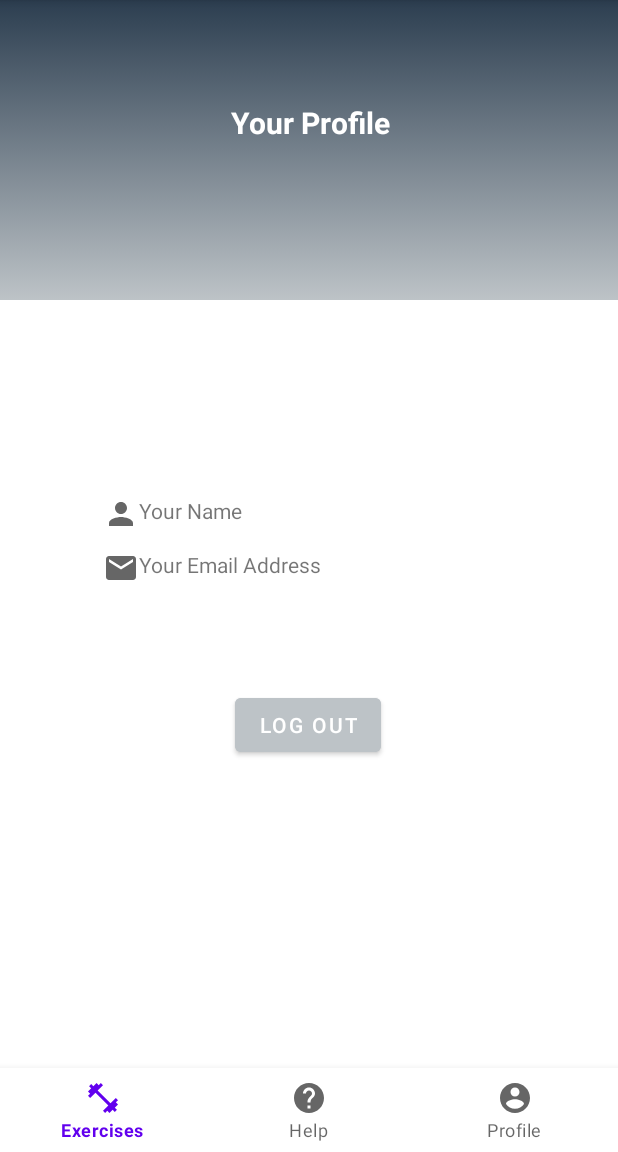
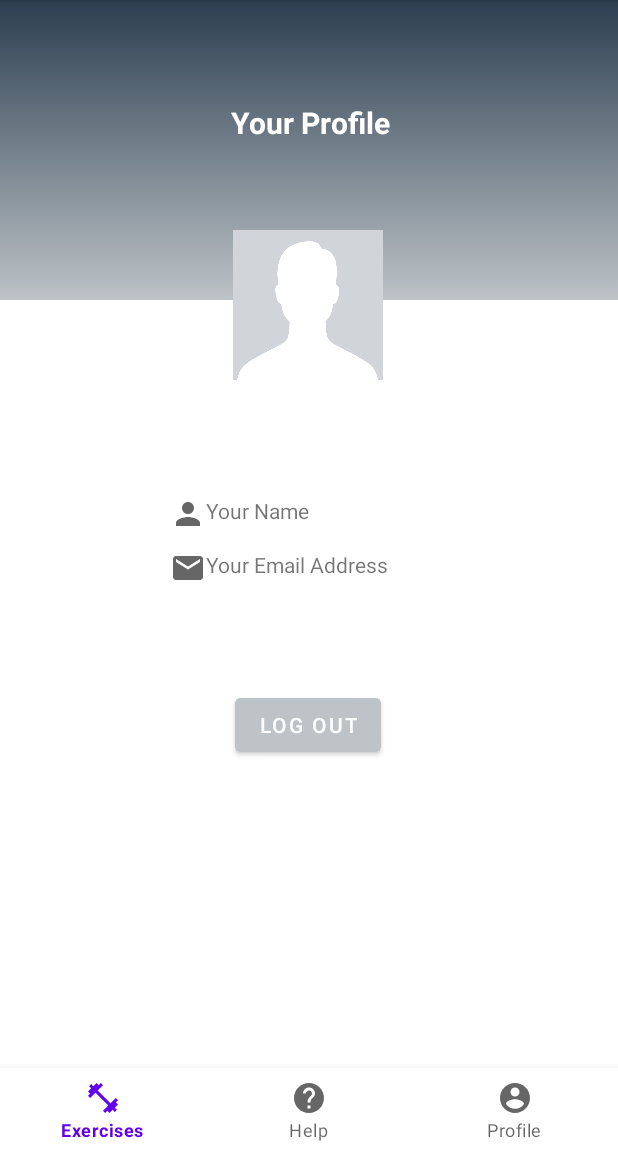
Before and after one commit to navneetsingh6122/MobileAppFinalProject, an Android app: the fragment ProfileFragment placed in its activity, on a phone screen of 412 x 824 dp, the part 84-1236 px from its top. Run offline under Robolectric (Android 15) with nearby library versions, the phone set to English and light mode, and no system bars; our stand-ins replace Firebase (no records; nobody signed in at launch, a user with empty details on screens opened directly).

Commit message:
Fix user profile not showing error

```diff
--- a/app/src/main/res/layout/fragment_profile.xml
+++ b/app/src/main/res/layout/fragment_profile.xml
@@ -35,23 +35,12 @@
             app:layout_constraintStart_toStartOf="parent"
             app:layout_constraintTop_toTopOf="parent"
             app:layout_constraintVertical_bias="0.0" />
+
     </androidx.constraintlayout.widget.ConstraintLayout>
 
-    <ImageView
-        android:id="@+id/user_imageView"
-        android:layout_width="100sp"
-        android:layout_height="100sp"
-        android:contentDescription="@string/userpicture"
-        app:layout_constraintBottom_toBottomOf="parent"
-        app:layout_constraintEnd_toEndOf="parent"
-        app:layout_constraintHorizontal_bias="0.498"
-        app:layout_constraintStart_toStartOf="parent"
-        app:layout_constraintTop_toTopOf="parent"
-        app:layout_constraintVertical_bias="0.235"
-        tools:srcCompat="@tools:sample/avatars" />
-
     <androidx.constraintlayout.widget.ConstraintLayout
-        android:layout_width="289dp"
+        android:id="@+id/constraintLayout2"
+        android:layout_width="200dp"
         android:layout_height="289dp"
         android:layout_marginTop="150dp"
         app:layout_constraintBottom_toBottomOf="parent"
@@ -118,4 +107,18 @@
             app:layout_constraintTop_toBottomOf="@+id/linearLayout1" />
     </androidx.constraintlayout.widget.ConstraintLayout>
 
+    <ImageView
+        android:id="@+id/user_imageView"
+        android:layout_width="100sp"
+        android:layout_height="100sp"
+        android:background="@drawable/profile"
+        android:contentDescription="@string/userpicture"
+        android:visibility="visible"
+        app:layout_constraintBottom_toBottomOf="parent"
+        app:layout_constraintEnd_toEndOf="parent"
+        app:layout_constraintHorizontal_bias="0.498"
+        app:layout_constraintStart_toStartOf="parent"
+        app:layout_constraintTop_toTopOf="@+id/constraintLayout"
+        app:layout_constraintVertical_bias="0.25" />
+
 </androidx.constraintlayout.widget.ConstraintLayout>
```
Also changed, not shown: app/src/main/res/drawable-v24/profile.png (added).
